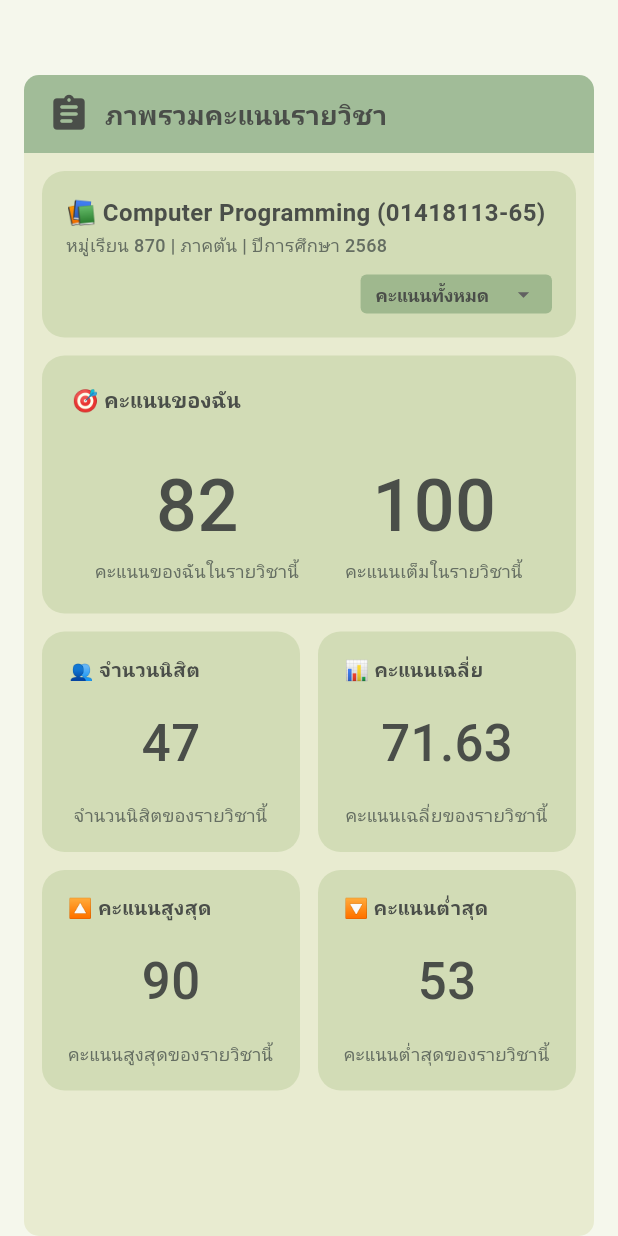
After one commit to WitchapolInaksorn/Project_Score_Management, a Flutter app: the SummaryDashboardNisit screen opened directly, on a phone screen of 412 x 824 dp. The commit adds this screen. Run offline on Flutter 3.47's test engine with Material 3 defaults, Android fonts, the phone set to English and light mode, and no system bars; our stand-ins replace awesome_dialog, firebase_auth, firebase_core, google_fonts, google_sign_in; accounts and stored records are empty; Roboto replaces fonts that are missing (Kanit).

Commit message:
Change name of file to ralate with role in app

```diff
--- /dev/null
+++ b/lib/Dashboard/summaryDashboardNisit.dart
@@ -0,0 +1,327 @@
+import 'package:flutter/material.dart';
+import 'package:google_fonts/google_fonts.dart';
+
+class SummaryDashboardNisit extends StatefulWidget {
+  const SummaryDashboardNisit({super.key});
+
+  @override
+  State<SummaryDashboardNisit> createState() => _SummaryDashboardNisitState();
+}
+
+class _SummaryDashboardNisitState extends State<SummaryDashboardNisit> {
+  final Color bgColor = const Color(0xFFF5F7EC);
+  final Color headerColor = const Color(0xFF8FAE80);
+  final Color contentAreaColor = const Color(0xFFE8EBD0);
+  final Color cardColor = const Color(0xFFD2DCB6);
+  final Color textColor = const Color(0xFF4A4E49);
+  final Color subTextColor = const Color(0xFF656E62);
+
+  String selectedScoreType = "คะแนนทั้งหมด";
+
+  final List<String> scoreTypes = [
+    "คะแนนทั้งหมด",
+    "คะแนนเก็บ",
+    "คะแนนกลางภาค",
+    "คะแนนปลายภาค",
+  ];
+
+  @override
+  Widget build(BuildContext context) {
+    return Scaffold(
+      backgroundColor: bgColor,
+      body: Column(
+        children: [
+          const SizedBox(height: 50),
+
+          _buildHeader(),
+
+          Expanded(
+            child: Container(
+              margin: const EdgeInsets.symmetric(horizontal: 16),
+              padding: const EdgeInsets.all(12),
+              decoration: const BoxDecoration(
+                color: Color(0xFFE8EBD0),
+                borderRadius: BorderRadius.vertical(
+                  bottom: Radius.circular(10),
+                ),
+              ),
+              child: SingleChildScrollView(
+                child: Column(
+                  children: [
+                    _buildSubjectInfoCard(),
+                    const SizedBox(height: 12),
+                    _buildMyScoreCard(),
+                    const SizedBox(height: 12),
+                    _buildStatisticsGrid(),
+                  ],
+                ),
+              ),
+            ),
+          ),
+        ],
+      ),
+    );
+  }
+
+  Widget _buildHeader() {
+    return Container(
+      width: double.infinity,
+      margin: const EdgeInsets.symmetric(horizontal: 16),
+      padding: const EdgeInsets.symmetric(vertical: 12, horizontal: 16),
+      decoration: const BoxDecoration(
+        color: Color(0xFFA1BC98),
+        borderRadius: BorderRadius.vertical(top: Radius.circular(10)),
+      ),
+      child: Row(
+        children: [
+          const Icon(
+            Icons.assignment_rounded,
+            color: Color(0xFF4A4E49),
+            size: 28,
+          ),
+          const SizedBox(width: 10),
+          Text(
+            "ภาพรวมคะแนนรายวิชา",
+            style: GoogleFonts.kanit(
+              color: const Color(0xFF4A4E49),
+              fontSize: 18,
+              fontWeight: FontWeight.w600,
+            ),
+          ),
+        ],
+      ),
+    );
+  }
+
+  Widget _buildSubjectInfoCard() {
+    return Container(
+      padding: const EdgeInsets.all(16),
+      decoration: BoxDecoration(
+        color: cardColor,
+        borderRadius: BorderRadius.circular(15),
+      ),
+      child: Column(
+        crossAxisAlignment: CrossAxisAlignment.start,
+        children: [
+          Row(
+            children: [
+              Expanded(
+                child: Row(
+                  children: [
+                    Text(
+                      "📚 Computer Programming (01418113-65)",
+                      style: GoogleFonts.kanit(
+                        color: textColor,
+                        fontSize: 16,
+                        fontWeight: FontWeight.w600,
+                      ),
+                    ),
+                    const SizedBox(width: 8),
+                  ],
+                ),
+              ),
+            ],
+          ),
+          const SizedBox(height: 2),
+          Text(
+            "หมู่เรียน 870 | ภาคต้น | ปีการศึกษา 2568",
+            style: GoogleFonts.kanit(
+              fontSize: 12,
+              color: subTextColor,
+              fontWeight: FontWeight.w500,
+            ),
+          ),
+          const SizedBox(height: 10),
+          Row(
+            mainAxisAlignment: MainAxisAlignment.end,
+            children: [_buildScoreDropdown()],
+          ),
+        ],
+      ),
+    );
+  }
+
+  Widget _buildScoreDropdown() {
+    return Container(
+      padding: const EdgeInsets.symmetric(horizontal: 10, vertical: 1),
+      decoration: BoxDecoration(
+        color: const Color(0xFF9FB88E),
+        borderRadius: BorderRadius.circular(4),
+      ),
+      child: DropdownButtonHideUnderline(
+        child: DropdownButton<String>(
+          value: selectedScoreType,
+          isDense: true,
+          icon: const Icon(Icons.arrow_drop_down, size: 18),
+          style: GoogleFonts.kanit(
+            color: const Color(0xFF4A4E49),
+            fontSize: 12,
+            fontWeight: FontWeight.w600,
+          ),
+          dropdownColor: Colors.white,
+          items:
+              scoreTypes
+                  .map(
+                    (type) => DropdownMenuItem<String>(
+                      value: type,
+                      child: Text(type),
+                    ),
+                  )
+                  .toList(),
+          onChanged: (value) {
+            setState(() {
+              selectedScoreType = value!;
+            });
+          },
+        ),
+      ),
+    );
+  }
+
+  Widget _buildMyScoreCard() {
+    return Container(
+      padding: const EdgeInsets.all(20),
+      decoration: BoxDecoration(
+        color: cardColor,
+        borderRadius: BorderRadius.circular(15),
+      ),
+      child: Column(
+        children: [
+          Row(
+            children: [
+              Text(
+                "🎯 คะแนนของฉัน",
+                style: GoogleFonts.kanit(
+                  color: textColor,
+                  fontSize: 14,
+                  fontWeight: FontWeight.w600,
+                ),
+              ),
+            ],
+          ),
+          const SizedBox(height: 25),
+          Row(
+            mainAxisAlignment: MainAxisAlignment.spaceAround,
+            children: [
+              _buildBigScoreItem("82", "คะแนนของฉันในรายวิชานี้"),
+              _buildBigScoreItem("100", "คะแนนเต็มในรายวิชานี้"),
+            ],
+          ),
+        ],
+      ),
+    );
+  }
+
+  Widget _buildStatisticsGrid() {
+    return Column(
+      children: [
+        Row(
+          children: [
+            Expanded(
+              child: _buildStatCard(
+                "👥 จำนวนนิสิต",
+                "47",
+                "จำนวนนิสิตของรายวิชานี้",
+              ),
+            ),
+            const SizedBox(width: 12),
+            Expanded(
+              child: _buildStatCard(
+                "📊 คะแนนเฉลี่ย",
+                "71.63",
+                "คะแนนเฉลี่ยของรายวิชานี้",
+              ),
+            ),
+          ],
+        ),
+        const SizedBox(height: 12),
+        Row(
+          children: [
+            Expanded(
+              child: _buildStatCard(
+                "🔼️ คะแนนสูงสุด",
+                "90",
+                "คะแนนสูงสุดของรายวิชานี้",
+              ),
+            ),
+            const SizedBox(width: 12),
+            Expanded(
+              child: _buildStatCard(
+                "🔽 คะแนนต่ำสุด",
+                "53",
+                "คะแนนต่ำสุดของรายวิชานี้",
+              ),
+            ),
+          ],
+        ),
+      ],
+    );
+  }
+
+  Widget _buildBigScoreItem(String value, String label) {
+    return Column(
+      children: [
+        Text(
+          value,
+          style: GoogleFonts.kanit(
+            fontSize: 48,
+            fontWeight: FontWeight.w500,
+            color: textColor,
+          ),
+        ),
+        Text(
+          label,
+          style: GoogleFonts.kanit(
+            fontSize: 12,
+            color: subTextColor,
+            fontWeight: FontWeight.w500,
+          ),
+        ),
+      ],
+    );
+  }
+
+  Widget _buildStatCard(String title, String value, String sub) {
+    return Container(
+      padding: const EdgeInsets.symmetric(vertical: 16, horizontal: 12),
+      decoration: BoxDecoration(
+        color: cardColor,
+        borderRadius: BorderRadius.circular(15),
+      ),
+      child: Column(
+        children: [
+          Align(
+            alignment: const Alignment(-0.8, 0),
+            child: Text(
+              title,
+              style: GoogleFonts.kanit(
+                fontSize: 13,
+                fontWeight: FontWeight.w600,
+                color: textColor,
+              ),
+            ),
+          ),
+          const SizedBox(height: 15),
+          Text(
+            value,
+            style: GoogleFonts.kanit(
+              fontSize: 34,
+              fontWeight: FontWeight.w500,
+              color: textColor,
+            ),
+          ),
+          const SizedBox(height: 15),
+          Text(
+            sub,
+            textAlign: TextAlign.center,
+            style: GoogleFonts.kanit(
+              fontSize: 12,
+              color: subTextColor,
+              fontWeight: FontWeight.w500,
+            ),
+          ),
+        ],
+      ),
+    );
+  }
+}
--- a/lib/Homepage/homepageNisit.dart
+++ b/lib/Homepage/homepageNisit.dart
@@ -1,6 +1,6 @@
 import 'package:flutter/material.dart';
 import 'package:google_fonts/google_fonts.dart';
-import 'package:score_management/Homepage/searchScorePageNisit.dart';
+import 'package:score_management/Homepage/searchScoreNisit.dart';
 import 'package:score_management/Notify/notificationPage.dart';
 import 'package:firebase_auth/firebase_auth.dart';
 import 'package:google_sign_in/google_sign_in.dart';
@@ -308,7 +308,7 @@
   void _onSearchPressed() {
     Navigator.push(
       context,
-      MaterialPageRoute(builder: (_) => const SearchScorePage()),
+      MaterialPageRoute(builder: (_) => const SearchScoreNisit()),
     );
   }
 
```
Also changed, not shown: lib/Dashboard/dashboardSearchNisit.dart (+6 -6 lines), lib/Homepage/searchScoreNisit.dart (added, +216 -0 lines).
